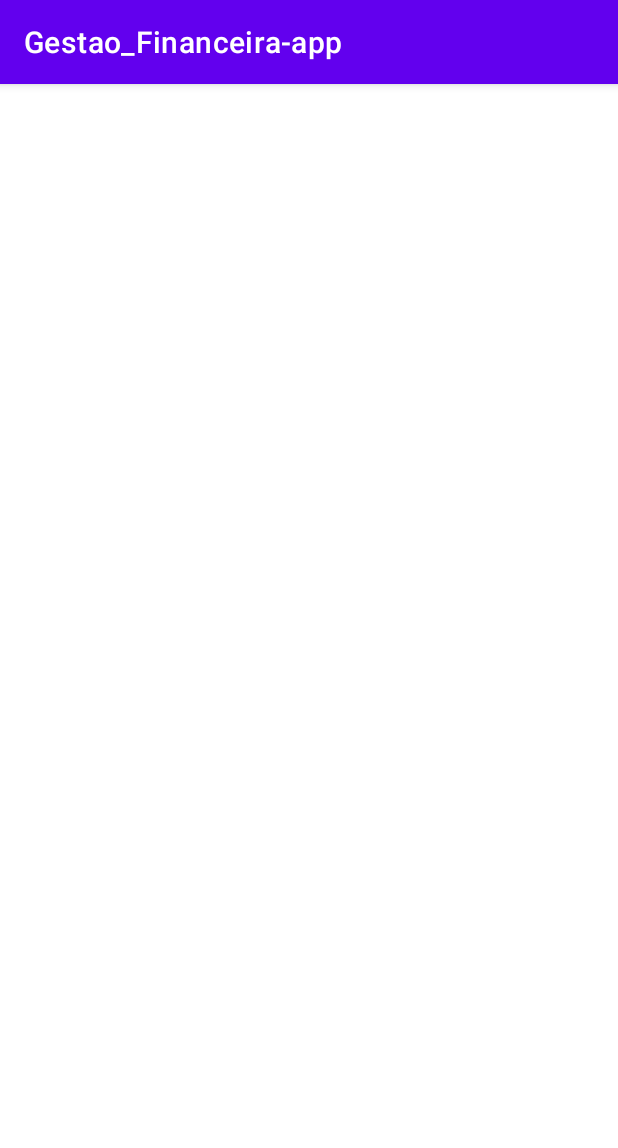
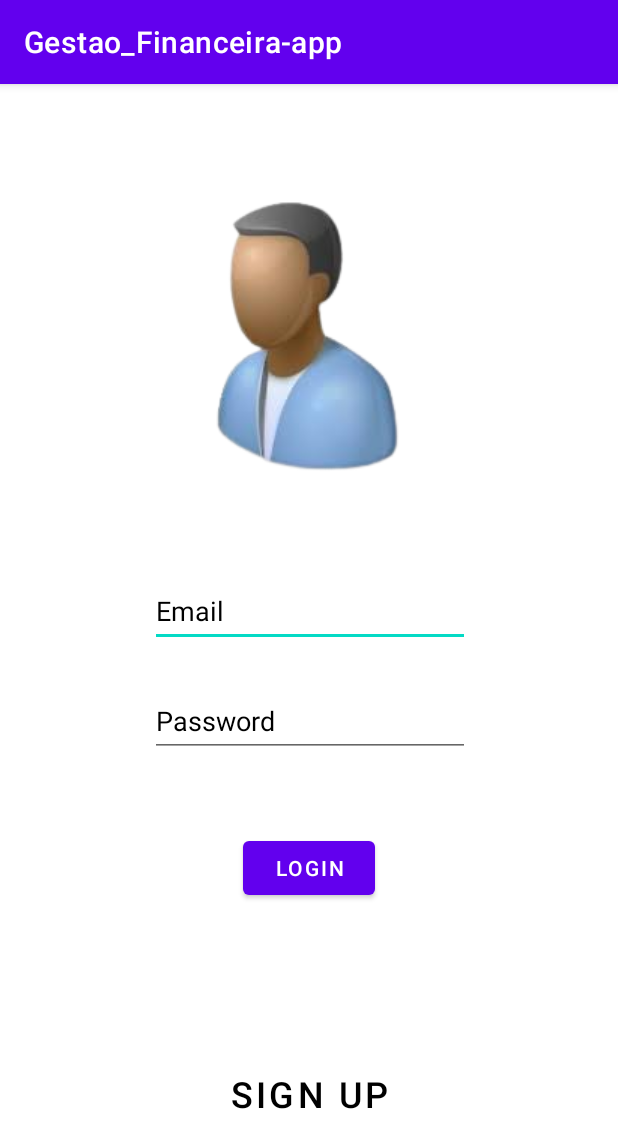
Before and after one commit to tarcizo12/Gestao_Financeira, an Android app: the screen it shows after launch (LoginActivity), on a phone screen of 412 x 824 dp. Shown: the top 1148 px of the screen. Run offline under Robolectric (Android 15) with nearby library versions, the phone set to English and light mode, and no system bars; our stand-ins replace CircleImageView.

Commit message:
Primeira tela de login

```diff
--- a/app/src/main/res/layout/login_activity.xml
+++ b/app/src/main/res/layout/login_activity.xml
@@ -7,16 +7,86 @@
     tools:context="LoginActivity">
 
     <de.hdodenhof.circleimageview.CircleImageView
-        android:id="@+id/imageView"
+        android:id="@+id/userIcon"
         android:layout_width="wrap_content"
         android:layout_height="wrap_content"
-        android:layout_marginStart="150dp"
-        android:layout_marginTop="250dp"
+        android:layout_marginTop="50dp"
+        android:background="@drawable/user_icon_image"
+        app:layout_constraintBottom_toBottomOf="parent"
+        app:layout_constraintEnd_toEndOf="parent"
+        app:layout_constraintHorizontal_bias="0.467"
+        app:layout_constraintStart_toStartOf="parent"
+        app:layout_constraintTop_toTopOf="parent"
+        app:layout_constraintVertical_bias="0.0" />
+
+    <EditText
+        android:id="@+id/loginEmail"
+        android:layout_width="wrap_content"
+        android:layout_height="wrap_content"
+        android:layout_marginStart="100dp"
+        android:layout_marginTop="50dp"
+        android:ems="10"
+        android:hint="Email"
+        android:inputType="textEmailAddress"
+        android:minHeight="48dp"
+        android:textColor="#000000"
+        android:textColorHighlight="#00FFFFFF"
+        android:textColorHint="#000000"
         app:layout_constraintBottom_toBottomOf="parent"
         app:layout_constraintEnd_toEndOf="parent"
         app:layout_constraintHorizontal_bias="0.0"
         app:layout_constraintStart_toStartOf="parent"
-        app:layout_constraintTop_toTopOf="parent"
-        app:layout_constraintVertical_bias="0.0"
-        tools:src="@tools:sample/avatars" />
+        app:layout_constraintTop_toBottomOf="@+id/userIcon"
+        app:layout_constraintVertical_bias="0.005"
+        tools:ignore="SpeakableTextPresentCheck"
+        android:autofillHints="" />
+
+    <EditText
+        android:id="@+id/loginPassword"
+        android:layout_width="wrap_content"
+        android:layout_height="wrap_content"
+        android:layout_marginStart="100dp"
+        android:layout_marginTop="25dp"
+        android:autofillHints=""
+        android:ems="10"
+        android:hint="Password"
+        android:inputType="textPassword"
+        android:minHeight="48dp"
+        android:textColor="#000000"
+        android:textColorHint="#000000"
+        app:layout_constraintBottom_toBottomOf="parent"
+        app:layout_constraintEnd_toEndOf="parent"
+        app:layout_constraintHorizontal_bias="0.0"
+        app:layout_constraintStart_toStartOf="parent"
+        app:layout_constraintTop_toBottomOf="@+id/loginEmail"
+        app:layout_constraintVertical_bias="0.0" />
+
+    <Button
+        android:id="@+id/loginButton"
+        android:layout_height="wrap_content"
+        android:layout_width="wrap_content"
+        android:layout_marginTop="50dp"
+        android:text="LOGIN"
+        app:layout_constraintBottom_toBottomOf="parent"
+        app:layout_constraintEnd_toEndOf="parent"
+        app:layout_constraintStart_toStartOf="parent"
+        app:layout_constraintTop_toBottomOf="@+id/loginPassword"
+        app:layout_constraintVertical_bias="0.0" />
+
+    <Button
+        android:id="@+id/registerButton"
+        android:layout_width="fill_parent"
+        android:layout_height="wrap_content"
+        android:layout_marginTop="100dp"
+        android:layout_marginBottom="16dp"
+        android:background="#00FBFBFB"
+        android:text="SIGN UP"
+        android:textColor="#000000"
+        android:textSize="24sp"
+        app:layout_constraintBottom_toBottomOf="parent"
+        app:layout_constraintEnd_toEndOf="parent"
+        app:layout_constraintHorizontal_bias="0.0"
+        app:layout_constraintStart_toStartOf="parent"
+        app:layout_constraintTop_toBottomOf="@+id/loginButton"
+        app:layout_constraintVertical_bias="0.0" />
 </androidx.constraintlayout.widget.ConstraintLayout>
```
Also changed, not shown: app/src/main/res/Images/user_icon_image.png (added), app/src/main/res/drawable/user_icon_image.png (added).
